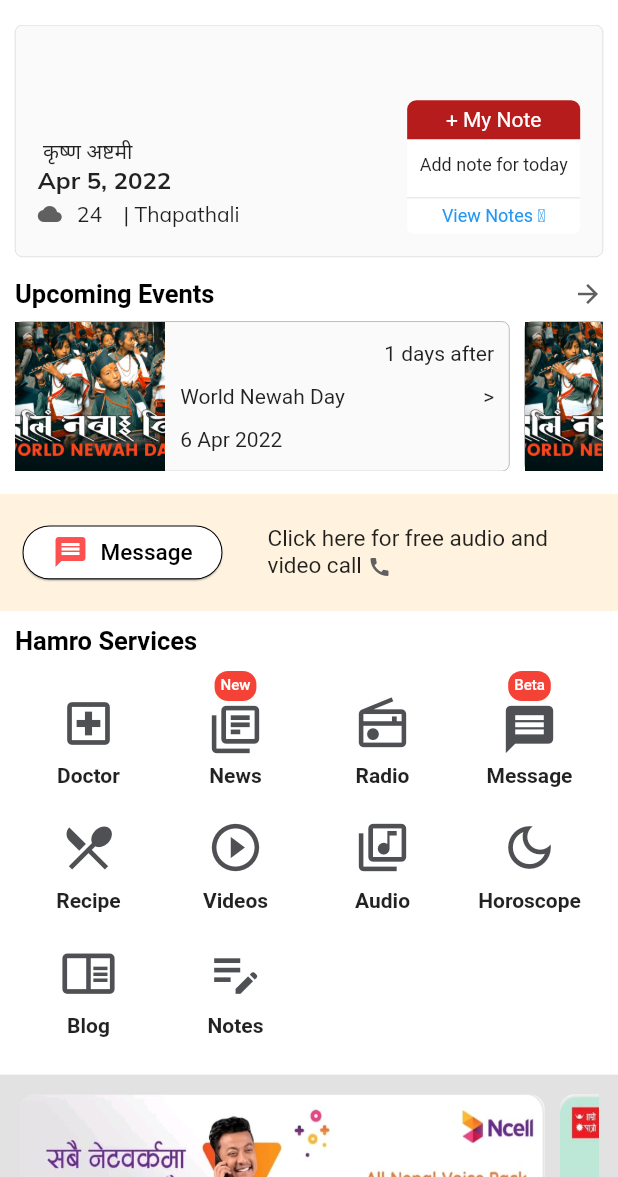
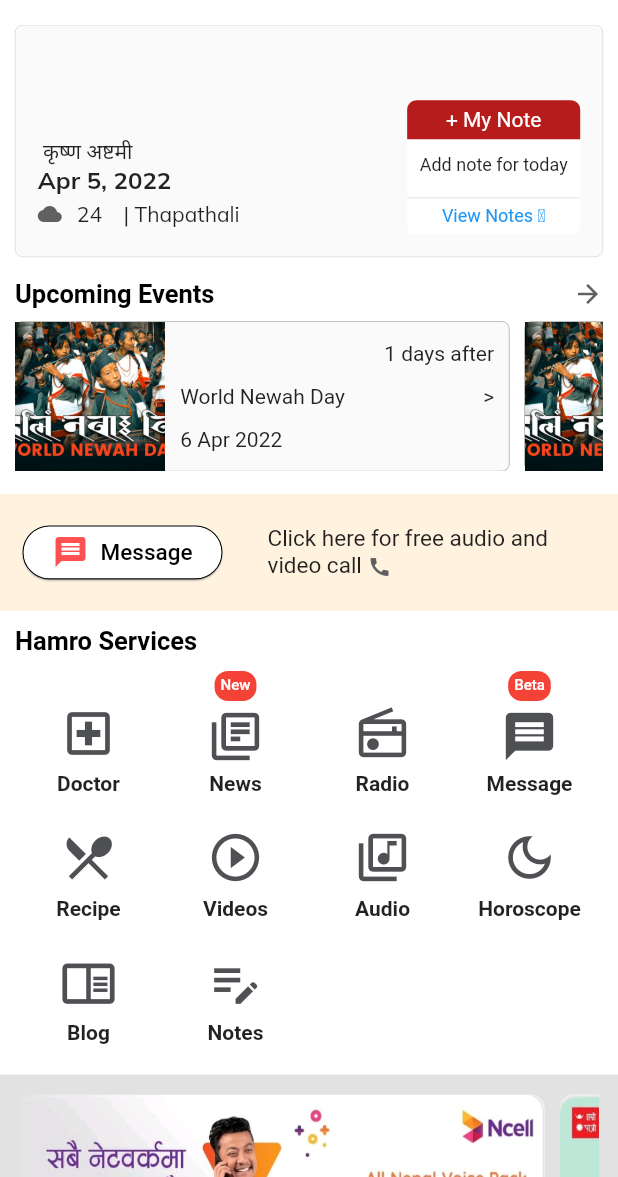
Before and after one commit to subarnaPdl/hamro_patro_clone, a Flutter app: the screen it shows after launch, on a phone screen of 412 x 824 dp, the part 59-1236 px from its top. Run offline on Flutter 3.47's test engine with Material 2 defaults, Android fonts, the light colour scheme and no system bars; our stand-ins replace google_fonts; missing offline and left inert: nepali_utils.

Commit message:
resolved minor overflow errors

```diff
--- a/lib/main.dart
+++ b/lib/main.dart
@@ -1,7 +1,7 @@
 import 'package:flutter/material.dart';
 import 'package:hamro_patro_clone/presentation/resources/colors.dart';
 import 'package:hamro_patro_clone/presentation/screens/home_screen.dart';
-import 'package:hamro_patro_clone/data/models/theme_mode.dart';
+import 'package:hamro_patro_clone/data/models/theme_model.dart';
 
 import 'package:provider/provider.dart';
 
--- a/lib/presentation/screens/home_screen.dart
+++ b/lib/presentation/screens/home_screen.dart
@@ -2,7 +2,7 @@ import 'package:flutter/material.dart';
 import 'package:flutter/services.dart';
 import 'package:google_fonts/google_fonts.dart';
 import 'package:hamro_patro_clone/data/dataproviders/dates.dart';
-import 'package:hamro_patro_clone/data/models/theme_mode.dart';
+import 'package:hamro_patro_clone/data/models/theme_model.dart';
 import 'package:hamro_patro_clone/presentation/widgets/drawer.dart';
 import 'package:hamro_patro_clone/presentation/widgets/events.dart';
 import 'package:hamro_patro_clone/presentation/widgets/features.dart';
--- a/lib/presentation/widgets/hamro_services.dart
+++ b/lib/presentation/widgets/hamro_services.dart
@@ -43,12 +43,11 @@ class _HamroServicesWidgetState extends State<HamroServicesWidget> {
                 size: 38,
                 color: const Color(0xFF4e5054),
               ),
-              const Spacer(),
+              // const Spacer(),
               Text(
                 item['text'],
                 style: const TextStyle(fontWeight: FontWeight.bold),
               ),
-              const SizedBox(height: 5),
             ],
           ),
       ],
```
Also changed, not shown: lib/data/models/theme_model.dart (renamed from lib/data/models/theme_mode.dart).
